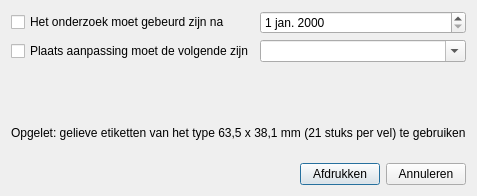
Before: the Qt Designer form AudioAdmin/ui/labels.ui in Roelio81/audioadmin, drawn with Qt 5.
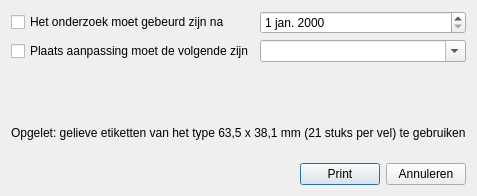
After: the same form once the commit is applied. Icons and pictures are not drawn.

```diff
--- a/AudioAdmin/ui/labels.ui
+++ b/AudioAdmin/ui/labels.ui
@@ -102,7 +102,7 @@
      <item>
       <widget class="QPushButton" name="b_afdrukken">
        <property name="text">
-        <string>Afdrukken</string>
+        <string>Print</string>
        </property>
       </widget>
      </item>
```
Left out of the diff: 2 changed lines with no effect on the pictures.
